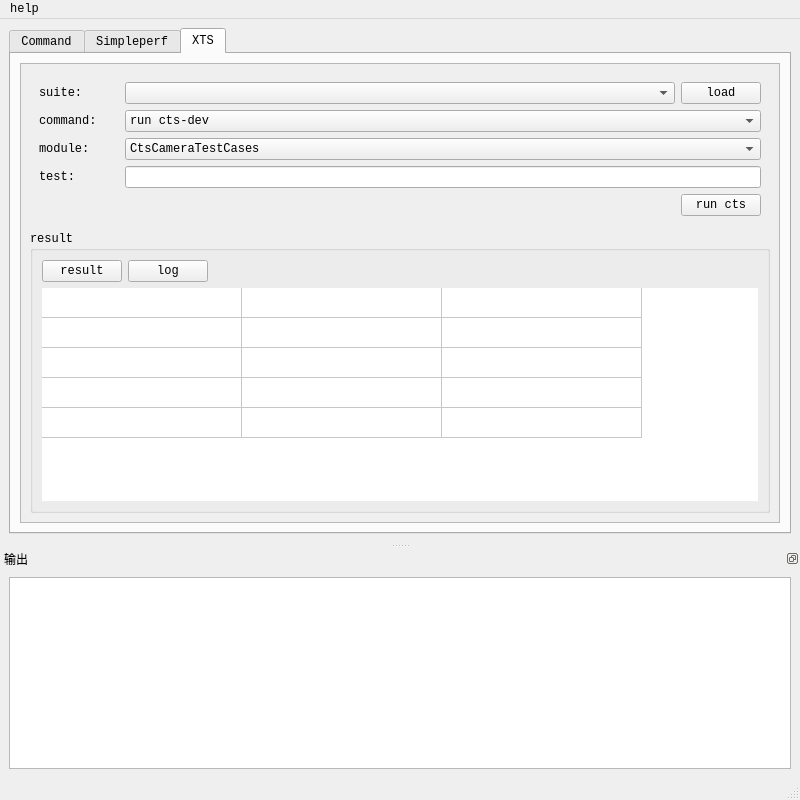
zuoVision/Qt, file mainwindow.ui: the form before one commit.
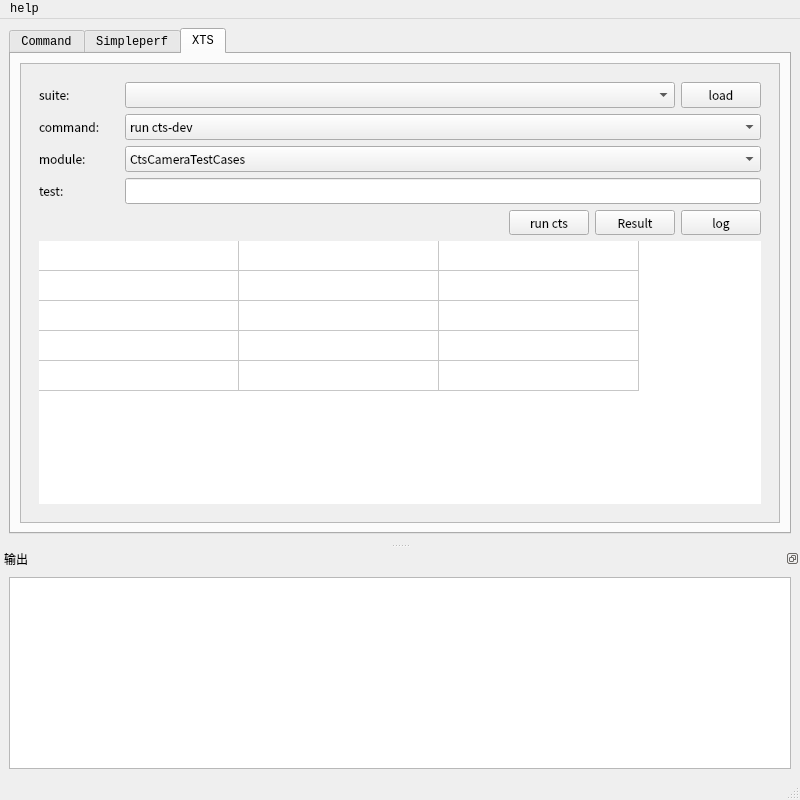
The form after the commit.

Patch:
```diff
--- a/mainwindow.ui
+++ b/mainwindow.ui
@@ -631,41 +631,95 @@
             <rect>
              <x>0</x>
              <y>0</y>
-             <width>756</width>
-             <height>457</height>
+             <width>758</width>
+             <height>555</height>
             </rect>
            </property>
            <layout class="QGridLayout" name="gridLayout_2">
             <item row="0" column="0" colspan="2">
              <widget class="QWidget" name="widget_2" native="true">
+              <property name="sizePolicy">
+               <sizepolicy hsizetype="Preferred" vsizetype="Minimum">
+                <horstretch>0</horstretch>
+                <verstretch>0</verstretch>
+               </sizepolicy>
+              </property>
               <layout class="QGridLayout" name="gridLayout_14">
-               <item row="6" column="0">
-                <spacer name="horizontalSpacer_2">
-                 <property name="orientation">
-                  <enum>Qt::Horizontal</enum>
-                 </property>
-                 <property name="sizeHint" stdset="0">
-                  <size>
-                   <width>40</width>
-                   <height>20</height>
-                  </size>
-                 </property>
-                </spacer>
+               <item row="2" column="0" colspan="5">
+                <layout class="QHBoxLayout" name="horizontalLayout_2">
+                 <item>
+                  <widget class="QLabel" name="label_ctsmodule">
+                   <property name="sizePolicy">
+                    <sizepolicy hsizetype="Fixed" vsizetype="Maximum">
+                     <horstretch>0</horstretch>
+                     <verstretch>0</verstretch>
+                    </sizepolicy>
+                   </property>
+                   <property name="minimumSize">
+                    <size>
+                     <width>80</width>
+                     <height>0</height>
+                    </size>
+                   </property>
+                   <property name="font">
+                    <font>
+                     <family>Noto Sans CJK SC</family>
+                     <pointsize>9</pointsize>
+                    </font>
+                   </property>
+                   <property name="text">
+                    <string>module:</string>
+                   </property>
+                  </widget>
+                 </item>
+                 <item>
+                  <widget class="QComboBox" name="comboBox_ctsmodule">
+                   <property name="font">
+                    <font>
+                     <family>Noto Sans CJK SC</family>
+                     <pointsize>9</pointsize>
+                    </font>
+                   </property>
+                   <item>
+                    <property name="text">
+                     <string>CtsCameraTestCases</string>
+                    </property>
+                   </item>
+                   <item>
+                    <property name="text">
+                     <string>...</string>
+                    </property>
+                   </item>
+                  </widget>
+                 </item>
+                </layout>
                </item>
-               <item row="6" column="1">
+               <item row="5" column="2">
                 <widget class="QPushButton" name="pushButton_runcts">
                  <property name="sizePolicy">
-                  <sizepolicy hsizetype="Maximum" vsizetype="Maximum">
+                  <sizepolicy hsizetype="Preferred" vsizetype="Preferred">
                    <horstretch>0</horstretch>
                    <verstretch>0</verstretch>
                   </sizepolicy>
                  </property>
+                 <property name="maximumSize">
+                  <size>
+                   <width>80</width>
+                   <height>25</height>
+                  </size>
+                 </property>
+                 <property name="font">
+                  <font>
+                   <family>Noto Sans CJK SC</family>
+                   <pointsize>9</pointsize>
+                  </font>
+                 </property>
                  <property name="text">
                   <string>run cts</string>
                  </property>
                 </widget>
                </item>
-               <item row="0" column="0" colspan="2">
+               <item row="0" column="0" colspan="5">
                 <layout class="QHBoxLayout" name="horizontalLayout">
                  <item>
                   <widget class="QLabel" name="label_ctssuite">
@@ -681,13 +735,26 @@
                      <height>0</height>
                     </size>
                    </property>
+                   <property name="font">
+                    <font>
+                     <family>Noto Sans CJK SC</family>
+                     <pointsize>9</pointsize>
+                    </font>
+                   </property>
                    <property name="text">
                     <string>suite:</string>
                    </property>
                   </widget>
                  </item>
                  <item>
-                  <widget class="QComboBox" name="comboBox_ctssuite"/>
+                  <widget class="QComboBox" name="comboBox_ctssuite">
+                   <property name="font">
+                    <font>
+                     <family>Noto Sans CJK SC</family>
+                     <pointsize>9</pointsize>
+                    </font>
+                   </property>
+                  </widget>
                  </item>
                  <item>
                   <widget class="QPushButton" name="pushButton_loadctssuite">
@@ -697,6 +764,12 @@
                      <verstretch>0</verstretch>
                     </sizepolicy>
                    </property>
+                   <property name="font">
+                    <font>
+                     <family>Noto Sans CJK SC</family>
+                     <pointsize>9</pointsize>
+                    </font>
+                   </property>
                    <property name="text">
                     <string>load</string>
                    </property>
@@ -704,158 +777,7 @@
                  </item>
                 </layout>
                </item>
-               <item row="4" column="0" colspan="2">
-                <layout class="QHBoxLayout" name="horizontalLayout_3">
-                 <item>
-                  <widget class="QLabel" name="label_ctstest">
-                   <property name="sizePolicy">
-                    <sizepolicy hsizetype="Maximum" vsizetype="Maximum">
-                     <horstretch>0</horstretch>
-                     <verstretch>0</verstretch>
-                    </sizepolicy>
-                   </property>
-                   <property name="minimumSize">
-                    <size>
-                     <width>80</width>
-                     <height>0</height>
-                    </size>
-                   </property>
-                   <property name="text">
-                    <string>test:</string>
-                   </property>
-                  </widget>
-                 </item>
-                 <item>
-                  <widget class="QLineEdit" name="lineEdit_ctstest"/>
-                 </item>
-                </layout>
-               </item>
-               <item row="2" column="0" colspan="2">
-                <layout class="QHBoxLayout" name="horizontalLayout_2">
-                 <item>
-                  <widget class="QLabel" name="label_ctsmodule">
-                   <property name="sizePolicy">
-                    <sizepolicy hsizetype="Fixed" vsizetype="Maximum">
-                     <horstretch>0</horstretch>
-                     <verstretch>0</verstretch>
-                    </sizepolicy>
-                   </property>
-                   <property name="minimumSize">
-                    <size>
-                     <width>80</width>
-                     <height>0</height>
-                    </size>
-                   </property>
-                   <property name="text">
-                    <string>module:</string>
-                   </property>
-                  </widget>
-                 </item>
-                 <item>
-                  <widget class="QComboBox" name="comboBox_ctsmodule">
-                   <item>
-                    <property name="text">
-                     <string>CtsCameraTestCases</string>
-                    </property>
-                   </item>
-                   <item>
-                    <property name="text">
-                     <string>...</string>
-                    </property>
-                   </item>
-                  </widget>
-                 </item>
-                </layout>
-               </item>
-               <item row="1" column="0" colspan="2">
-                <layout class="QHBoxLayout" name="horizontalLayout_4">
-                 <item>
-                  <widget class="QLabel" name="label_ctscommand">
-                   <property name="sizePolicy">
-                    <sizepolicy hsizetype="Maximum" vsizetype="Maximum">
-                     <horstretch>0</horstretch>
-                     <verstretch>0</verstretch>
-                    </sizepolicy>
-                   </property>
-                   <property name="minimumSize">
-                    <size>
-                     <width>80</width>
-                     <height>0</height>
-                    </size>
-                   </property>
-                   <property name="text">
-                    <string>command:</string>
-                   </property>
-                  </widget>
-                 </item>
-                 <item>
-                  <widget class="QComboBox" name="comboBox_ctscommand">
-                   <item>
-                    <property name="text">
-                     <string>run cts-dev</string>
-                    </property>
-                   </item>
-                   <item>
-                    <property name="text">
-                     <string>run cts</string>
-                    </property>
-                   </item>
-                   <item>
-                    <property name="text">
-                     <string>list module ( l r )</string>
-                    </property>
-                   </item>
-                   <item>
-                    <property name="text">
-                     <string>list result ( l r )</string>
-                    </property>
-                   </item>
-                   <item>
-                    <property name="text">
-                     <string>retry --retry &lt;session num&gt;(勿选)</string>
-                    </property>
-                   </item>
-                  </widget>
-                 </item>
-                </layout>
-               </item>
-              </layout>
-             </widget>
-            </item>
-            <item row="1" column="0" colspan="2">
-             <widget class="QGroupBox" name="groupBox_ctsresult">
-              <property name="title">
-               <string>result</string>
-              </property>
-              <layout class="QGridLayout" name="gridLayout_15">
-               <item row="0" column="3">
-                <spacer name="horizontalSpacer_6">
-                 <property name="orientation">
-                  <enum>Qt::Horizontal</enum>
-                 </property>
-                 <property name="sizeHint" stdset="0">
-                  <size>
-                   <width>40</width>
-                   <height>20</height>
-                  </size>
-                 </property>
-                </spacer>
-               </item>
-               <item row="0" column="1">
-                <widget class="QPushButton" name="pushButton_log">
-                 <property name="text">
-                  <string>log</string>
-                 </property>
-                </widget>
-               </item>
-               <item row="0" column="0">
-                <widget class="QPushButton" name="pushButton_result">
-                 <property name="text">
-                  <string>result</string>
-                 </property>
-                </widget>
-               </item>
-               <item row="1" column="0" colspan="4">
+               <item row="7" column="0" colspan="5">
                 <widget class="QTableWidget" name="tableWidget_xts">
                  <property name="sizePolicy">
                   <sizepolicy hsizetype="Minimum" vsizetype="Expanding">
@@ -912,6 +834,159 @@
                  <column/>
                 </widget>
                </item>
+               <item row="4" column="0" colspan="5">
+                <layout class="QHBoxLayout" name="horizontalLayout_3">
+                 <item>
+                  <widget class="QLabel" name="label_ctstest">
+                   <property name="sizePolicy">
+                    <sizepolicy hsizetype="Maximum" vsizetype="Maximum">
+                     <horstretch>0</horstretch>
+                     <verstretch>0</verstretch>
+                    </sizepolicy>
+                   </property>
+                   <property name="minimumSize">
+                    <size>
+                     <width>80</width>
+                     <height>0</height>
+                    </size>
+                   </property>
+                   <property name="font">
+                    <font>
+                     <family>Noto Sans CJK SC</family>
+                     <pointsize>9</pointsize>
+                    </font>
+                   </property>
+                   <property name="text">
+                    <string>test:</string>
+                   </property>
+                  </widget>
+                 </item>
+                 <item>
+                  <widget class="QLineEdit" name="lineEdit_ctstest">
+                   <property name="font">
+                    <font>
+                     <family>Noto Sans CJK SC</family>
+                     <pointsize>9</pointsize>
+                    </font>
+                   </property>
+                  </widget>
+                 </item>
+                </layout>
+               </item>
+               <item row="1" column="0" colspan="5">
+                <layout class="QHBoxLayout" name="horizontalLayout_4">
+                 <item>
+                  <widget class="QLabel" name="label_ctscommand">
+                   <property name="sizePolicy">
+                    <sizepolicy hsizetype="Maximum" vsizetype="Maximum">
+                     <horstretch>0</horstretch>
+                     <verstretch>0</verstretch>
+                    </sizepolicy>
+                   </property>
+                   <property name="minimumSize">
+                    <size>
+                     <width>80</width>
+                     <height>0</height>
+                    </size>
+                   </property>
+                   <property name="font">
+                    <font>
+                     <family>Noto Sans CJK SC</family>
+                     <pointsize>9</pointsize>
+                    </font>
+                   </property>
+                   <property name="text">
+                    <string>command:</string>
+                   </property>
+                  </widget>
+                 </item>
+                 <item>
+                  <widget class="QComboBox" name="comboBox_ctscommand">
+                   <property name="font">
+                    <font>
+                     <family>Noto Sans CJK SC</family>
+                     <pointsize>9</pointsize>
+                    </font>
+                   </property>
+                   <item>
+                    <property name="text">
+                     <string>run cts-dev</string>
+                    </property>
+                   </item>
+                   <item>
+                    <property name="text">
+                     <string>run cts</string>
+                    </property>
+                   </item>
+                   <item>
+                    <property name="text">
+                     <string>list module ( l r )</string>
+                    </property>
+                   </item>
+                   <item>
+                    <property name="text">
+                     <string>list result ( l r )</string>
+                    </property>
+                   </item>
+                   <item>
+                    <property name="text">
+                     <string>retry --retry &lt;session num&gt;(勿选)</string>
+                    </property>
+                   </item>
+                  </widget>
+                 </item>
+                </layout>
+               </item>
+               <item row="5" column="4">
+                <widget class="QPushButton" name="pushButton_log">
+                 <property name="sizePolicy">
+                  <sizepolicy hsizetype="Preferred" vsizetype="Preferred">
+                   <horstretch>0</horstretch>
+                   <verstretch>0</verstretch>
+                  </sizepolicy>
+                 </property>
+                 <property name="maximumSize">
+                  <size>
+                   <width>80</width>
+                   <height>25</height>
+                  </size>
+                 </property>
+                 <property name="font">
+                  <font>
+                   <family>Noto Sans CJK SC</family>
+                   <pointsize>9</pointsize>
+                  </font>
+                 </property>
+                 <property name="text">
+                  <string>log</string>
+                 </property>
+                </widget>
+               </item>
+               <item row="5" column="3">
+                <widget class="QPushButton" name="pushButton_result">
+                 <property name="sizePolicy">
+                  <sizepolicy hsizetype="Preferred" vsizetype="Preferred">
+                   <horstretch>0</horstretch>
+                   <verstretch>0</verstretch>
+                  </sizepolicy>
+                 </property>
+                 <property name="maximumSize">
+                  <size>
+                   <width>80</width>
+                   <height>25</height>
+                  </size>
+                 </property>
+                 <property name="font">
+                  <font>
+                   <family>Noto Sans CJK SC</family>
+                   <pointsize>9</pointsize>
+                  </font>
+                 </property>
+                 <property name="text">
+                  <string>Result</string>
+                 </property>
+                </widget>
+               </item>
               </layout>
              </widget>
             </item>
```
Left out of the diff: 28 changed lines with no effect on the pictures.
